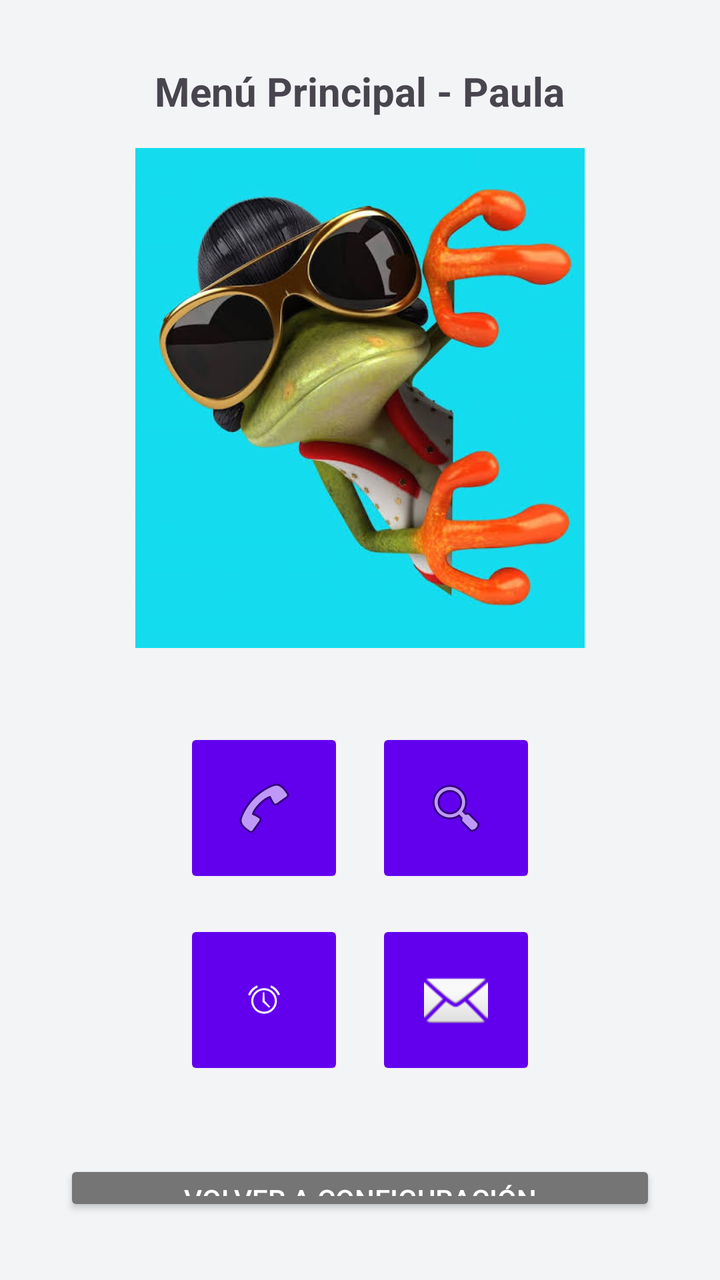
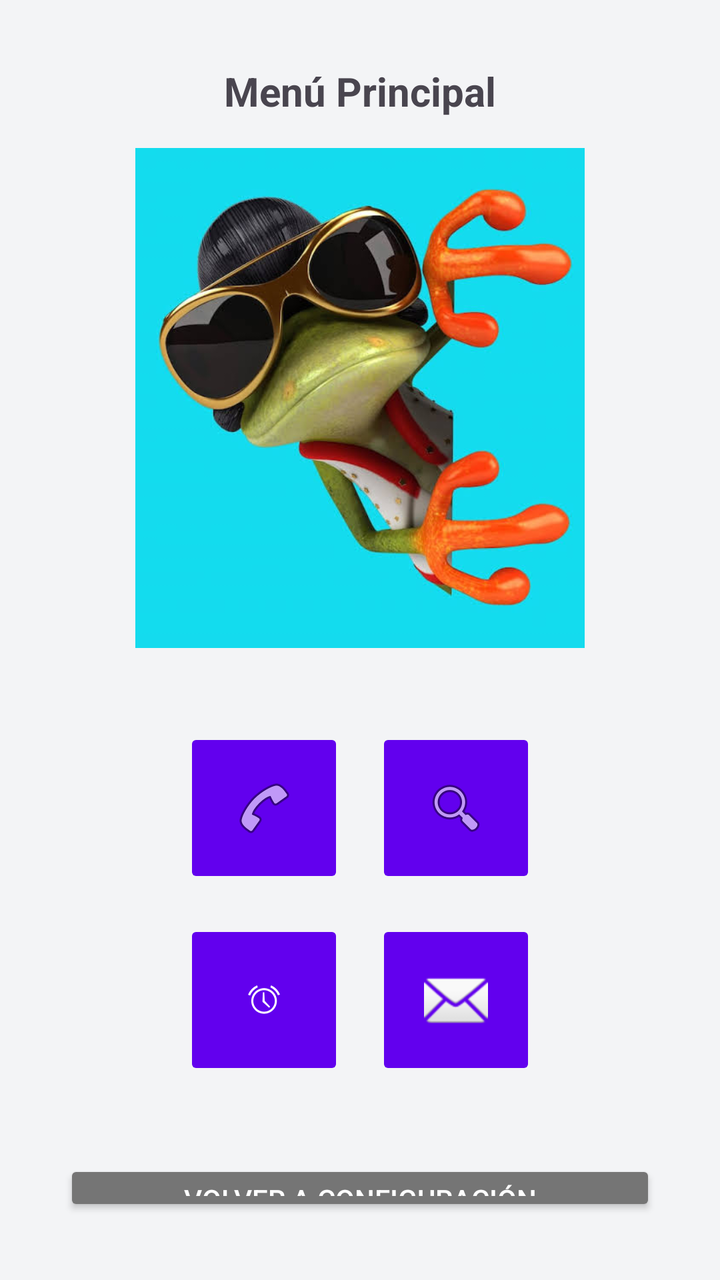

The first picture is an Android layout as it rendered before a commit; the second is the same layout after the commit. The layout source and the unified diff follow.
<!-- AndroidManifest.xml: application theme Theme.PracticaEvaluable -->
<!-- res/layout/activity_main.xml -->
<?xml version="1.0" encoding="utf-8"?>
<LinearLayout xmlns:android="http://schemas.android.com/apk/res/android"
    xmlns:app="http://schemas.android.com/apk/res-auto"
    xmlns:tools="http://schemas.android.com/tools"
    android:id="@+id/main"
    android:layout_width="match_parent"
    android:layout_height="match_parent"
    android:orientation="vertical"
    android:gravity="center"
    android:padding="32dp"
    android:background="#F3F4F6"
    tools:context=".MainActivity">

    
    <TextView
        android:layout_width="wrap_content"
        android:layout_height="wrap_content"
        android:text="Menú Principal - Paula"
        android:layout_marginBottom="15dp"
        android:textSize="20sp"
        android:textStyle="bold"/>

    
    <ImageView
        android:id="@+id/iv_imagen_central"
        android:layout_width="250dp"
        android:layout_height="250dp"
        android:src="@drawable/principal"
        android:layout_marginBottom="40dp" />

    
    <LinearLayout
        android:layout_width="wrap_content"
        android:layout_height="wrap_content"
        android:orientation="horizontal"
        android:layout_marginBottom="16dp">

        <ImageButton
            android:id="@+id/btn_llamada"
            android:layout_width="80dp"
            android:layout_height="80dp"
            android:layout_marginEnd="16dp"
            android:src="@android:drawable/ic_menu_call"
            android:backgroundTint="#6200EE" />

        <ImageButton
            android:id="@+id/btn_navegador"
            android:layout_width="80dp"
            android:layout_height="80dp"
            android:src="@android:drawable/ic_menu_search"
            android:backgroundTint="#6200EE" />
    </LinearLayout>

    
    <LinearLayout
        android:layout_width="wrap_content"
        android:layout_height="wrap_content"
        android:orientation="horizontal"
        android:layout_marginBottom="40dp">

        <ImageButton
            android:id="@+id/btn_alarma"
            android:layout_width="80dp"
            android:layout_height="80dp"
            android:layout_marginEnd="16dp"
            android:src="@android:drawable/ic_lock_idle_alarm"
            android:backgroundTint="#6200EE"
            app:tint="#FFFFFF" />

        <ImageButton
            android:id="@+id/btn_libre"
            android:layout_width="80dp"
            android:layout_height="80dp"
            android:src="@android:drawable/ic_dialog_email"
            android:backgroundTint="#6200EE" />
    </LinearLayout>

    
    <Button
        android:id="@+id/btn_volver_config"
        android:layout_width="match_parent"
        android:layout_height="wrap_content"
        android:text="Volver a Configuración"
        android:backgroundTint="#757575"
        android:textColor="#FFFFFF"/>

</LinearLayout>
<!-- resources referenced by this layout -->
<resources>
  <!-- drawable principal: jpeg bitmap (drawable, 33139 bytes) -->
  <style name="Theme.PracticaEvaluable" parent="Base.Theme.PracticaEvaluable" />
  <style name="Base.Theme.PracticaEvaluable" parent="Theme.Material3.DayNight.NoActionBar">
          
          
      </style>
</resources>

<!-- the commit's change to res/layout/activity_main.xml (unified diff, before → after) -->
@@ -15,7 +15,7 @@
     <TextView
         android:layout_width="wrap_content"
         android:layout_height="wrap_content"
-        android:text="Menú Principal - Paula"
+        android:text="Menú Principal"
         android:layout_marginBottom="15dp"
         android:textSize="20sp"
         android:textStyle="bold"/>
